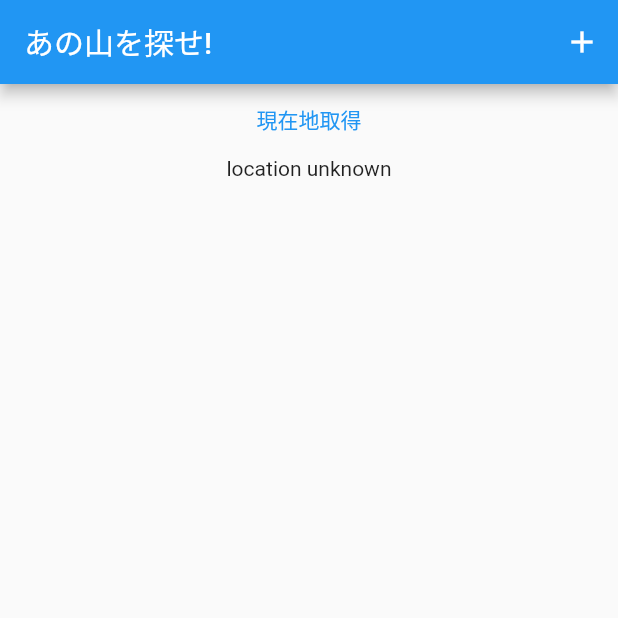
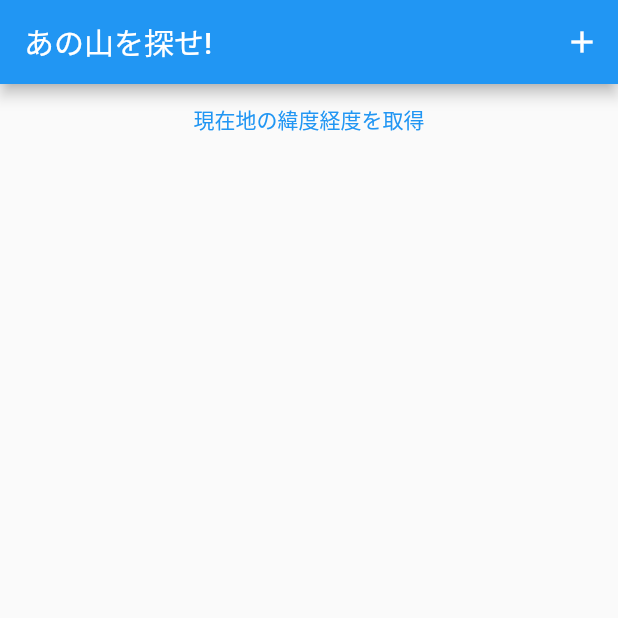
Before and after one commit to kamojun/sanza, a Flutter app: the screen it shows after launch, on a phone screen of 412 x 824 dp, the top half of it. Run offline on Flutter 3.47's test engine with Material 2 defaults, Android fonts, the phone set to English and light mode, and no system bars; our stand-ins replace flutter_compass, geolocator.

Commit message:
地名の表示を少し改良

```diff
--- a/lib/main.dart
+++ b/lib/main.dart
@@ -90,15 +90,14 @@ class _MainPageState extends State<MainPage> {
             mainAxisAlignment: MainAxisAlignment.start,
             children: <Widget>[
               TextButton(
-                child: Text('現在地取得'),
+                child: Text('現在地の緯度経度を取得'),
                 onPressed: _getCurrentUserLocation,
               ),
-              _location == null
-                  ? Text("location unknown")
-                  : Text(
-                      'lat: ${_location!.lat.toStringAsFixed(3)}\nlng: ${_location!.lng.toStringAsFixed(3)}',
-                      style: Theme.of(context).textTheme.headline6,
-                    ),
+              if (_location != null)
+                Text(
+                  '北緯${_location!.lat.toStringAsFixed(3)}\n東経${_location!.lng.toStringAsFixed(3)}',
+                  style: Theme.of(context).textTheme.headline6,
+                ),
               if (_location != null)
                 Expanded(
                   child: Center(
```
Also changed, not shown: lib/place_search.dart (+8 -1 lines), lib/widgets/chart.dart (+11 -2 lines).
